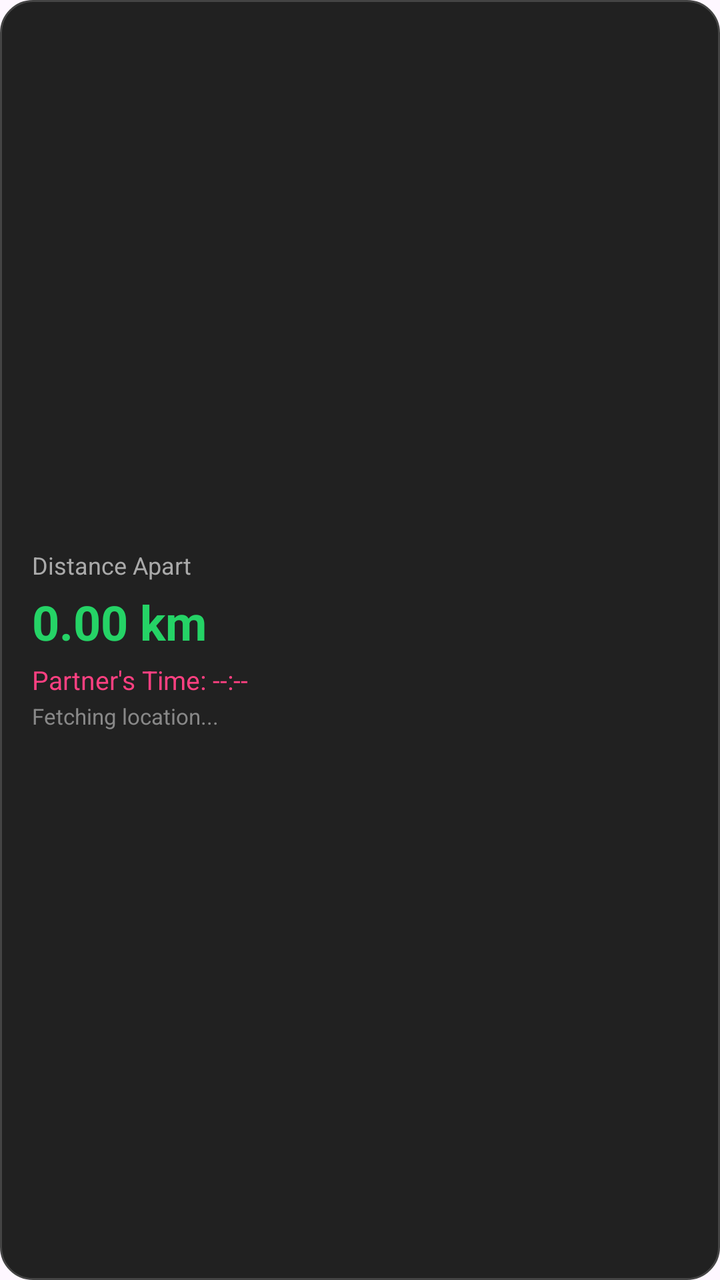
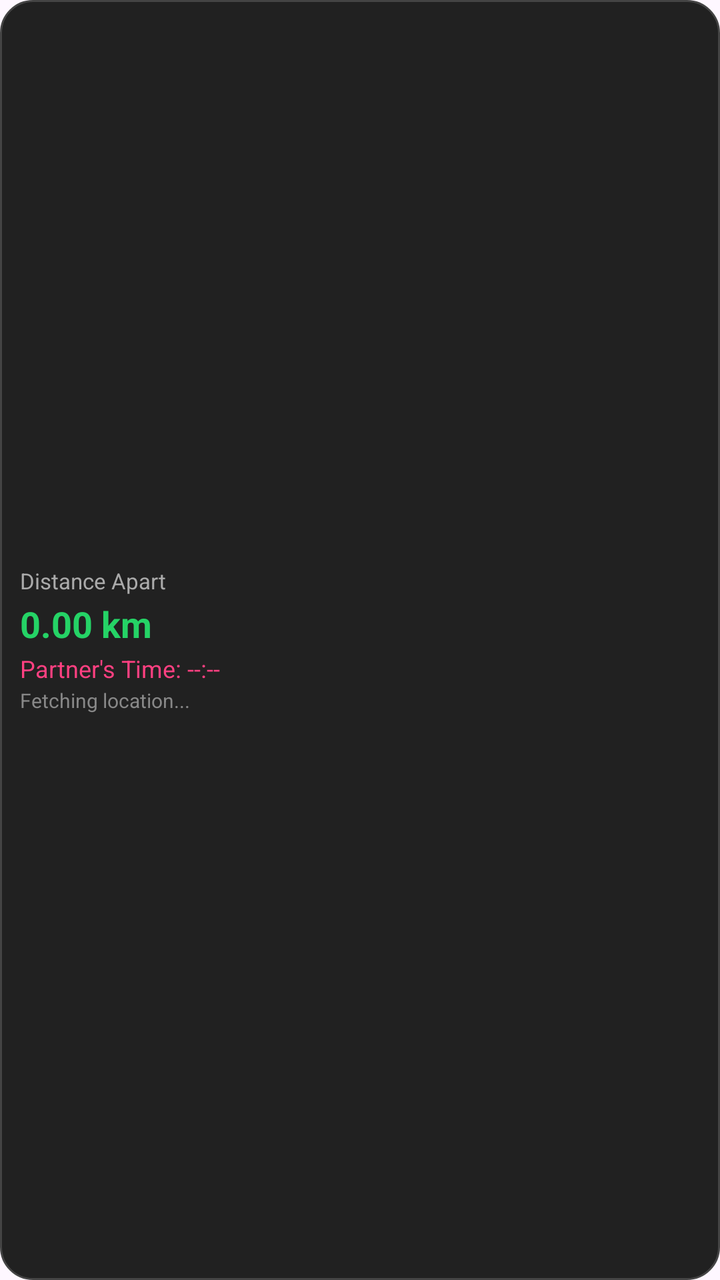

Screens rendered from an Android XML layout before and after an edit, with the pre-edit source and the edit as a unified diff.
<!-- AndroidManifest.xml: application theme Theme.ProjectCecily -->
<!-- res/layout/widget_ldr_status.xml -->
<?xml version="1.0" encoding="utf-8"?>
<LinearLayout xmlns:android="http://schemas.android.com/apk/res/android"
    android:id="@+id/widget_ldr_root"
    android:layout_width="match_parent"
    android:layout_height="match_parent"
    android:background="@drawable/widget_background"
    android:gravity="center_vertical"
    android:orientation="vertical"
    android:padding="16dp">

    <TextView
        android:id="@+id/tvWidgetHeader"
        android:layout_width="wrap_content"
        android:layout_height="wrap_content"
        android:text="Distance Apart"
        android:textColor="#AAAAAA"
        android:textSize="12sp" />

    <TextView
        android:id="@+id/tvWidgetDistanceText"
        android:layout_width="wrap_content"
        android:layout_height="wrap_content"
        android:layout_marginTop="4dp"
        android:text="0.00 km"
        android:textColor="#25D366"
        android:textSize="24sp"
        android:textStyle="bold" />

    <TextView
        android:id="@+id/tvWidgetPartnerTimeText"
        android:layout_width="wrap_content"
        android:layout_height="wrap_content"
        android:layout_marginTop="4dp"
        android:text="Partner's Time: --:--"
        android:textColor="#FF4081"
        android:textSize="13sp" />

    <TextView
        android:id="@+id/tvWidgetPartnerLocationText"
        android:layout_width="wrap_content"
        android:layout_height="wrap_content"
        android:layout_marginTop="2dp"
        android:text="Fetching location..."
        android:textColor="#888888"
        android:textSize="11sp" />

</LinearLayout>
<!-- resources referenced by this layout -->
<resources>
  <!-- drawable widget_background (drawable) -->
  <?xml version="1.0" encoding="utf-8"?>
  <shape xmlns:android="http://schemas.android.com/apk/res/android">
      <solid android:color="#212121" />
      <corners android:radius="16dp" />
      <stroke android:width="1dp" android:color="#444444" />
  </shape>
  <style name="Theme.ProjectCecily" parent="Base.Theme.ProjectCecily" />
  <style name="Base.Theme.ProjectCecily" parent="Theme.Material3.DayNight.NoActionBar">
          
          <item name="colorPrimary">@color/nav_selected</item>
          <item name="windowActionBar">false</item>
          <item name="windowNoTitle">true</item>
  
          
          <item name="colorOnSecondaryContainer">@color/nav_selected</item>
      </style>
  <color name="nav_selected">#007AFF</color>
</resources>

<!-- the commit's change to res/layout/widget_ldr_status.xml (unified diff, before → after) -->
@@ -6,7 +6,7 @@
     android:background="@drawable/widget_background"
     android:gravity="center_vertical"
     android:orientation="vertical"
-    android:padding="16dp">
+    android:padding="10dp">
 
     <TextView
         android:id="@+id/tvWidgetHeader"
@@ -14,34 +14,34 @@
         android:layout_height="wrap_content"
         android:text="Distance Apart"
         android:textColor="#AAAAAA"
-        android:textSize="12sp" />
+        android:textSize="11sp" />
 
     <TextView
         android:id="@+id/tvWidgetDistanceText"
         android:layout_width="wrap_content"
         android:layout_height="wrap_content"
-        android:layout_marginTop="4dp"
+        android:layout_marginTop="2dp"
         android:text="0.00 km"
         android:textColor="#25D366"
-        android:textSize="24sp"
+        android:textSize="18sp"
         android:textStyle="bold" />
 
     <TextView
         android:id="@+id/tvWidgetPartnerTimeText"
         android:layout_width="wrap_content"
         android:layout_height="wrap_content"
-        android:layout_marginTop="4dp"
+        android:layout_marginTop="2dp"
         android:text="Partner's Time: --:--"
         android:textColor="#FF4081"
-        android:textSize="13sp" />
+        android:textSize="12sp" />
 
     <TextView
         android:id="@+id/tvWidgetPartnerLocationText"
         android:layout_width="wrap_content"
         android:layout_height="wrap_content"
-        android:layout_marginTop="2dp"
+        android:layout_marginTop="1dp"
         android:text="Fetching location..."
         android:textColor="#888888"
-        android:textSize="11sp" />
+        android:textSize="10sp" />
 
 </LinearLayout>
